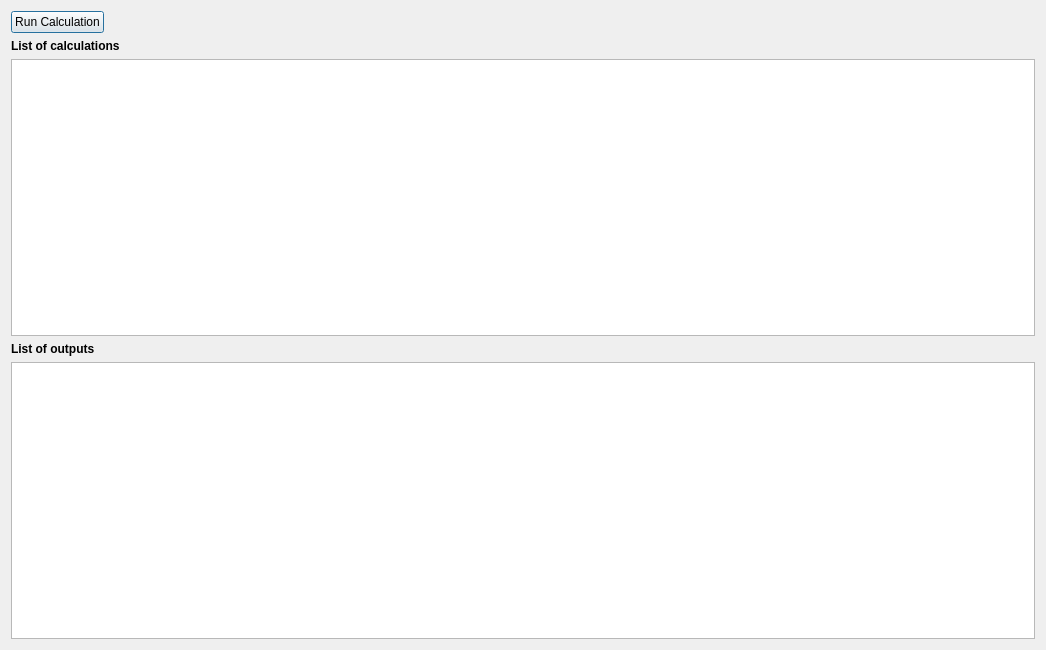
The window that svir/ui/ui_drive_engine_server.ui (gem/oq-irmt-qgis) describes before a commit, drawn with Qt 5.
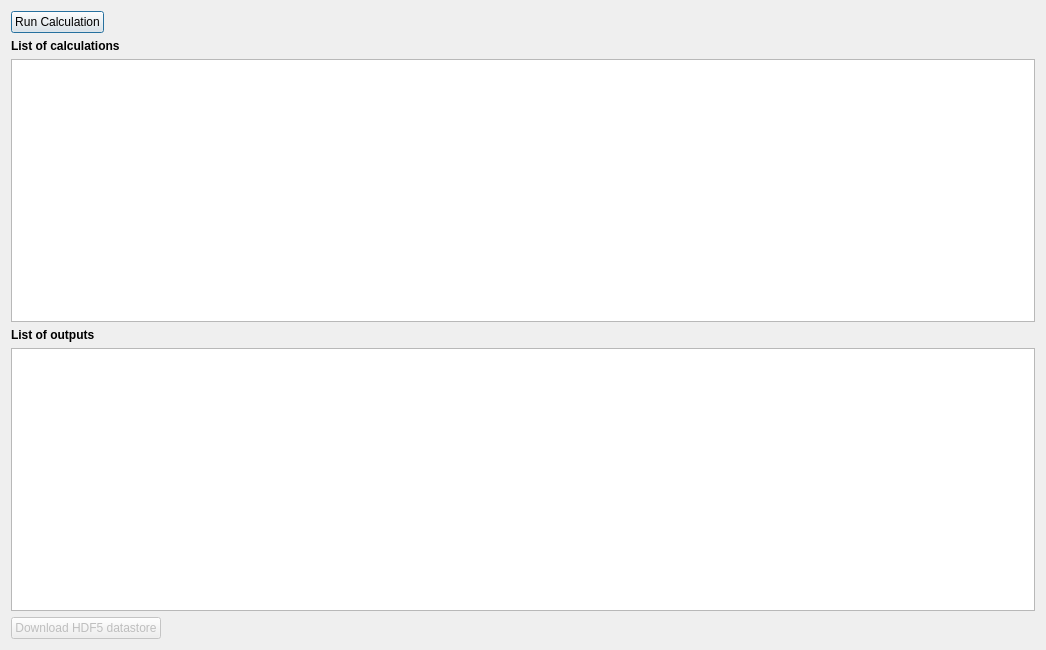
The same window after the commit.

Commit message: Add button to download the HDF5 datastore for a chosen calculation

```diff
--- a/svir/ui/ui_drive_engine_server.ui
+++ b/svir/ui/ui_drive_engine_server.ui
@@ -91,6 +91,36 @@
      </property>
     </widget>
    </item>
+   <item>
+    <layout class="QHBoxLayout" name="horizontalLayout_2">
+     <property name="topMargin">
+      <number>0</number>
+     </property>
+     <item>
+      <widget class="QPushButton" name="download_datastore_btn">
+       <property name="enabled">
+        <bool>false</bool>
+       </property>
+       <property name="text">
+        <string>Download HDF5 datastore</string>
+       </property>
+      </widget>
+     </item>
+     <item>
+      <spacer name="horizontalSpacer">
+       <property name="orientation">
+        <enum>Qt::Horizontal</enum>
+       </property>
+       <property name="sizeHint" stdset="0">
+        <size>
+         <width>40</width>
+         <height>20</height>
+        </size>
+       </property>
+      </spacer>
+     </item>
+    </layout>
+   </item>
   </layout>
  </widget>
  <resources/>
```
The commit also changes 1 other file.
